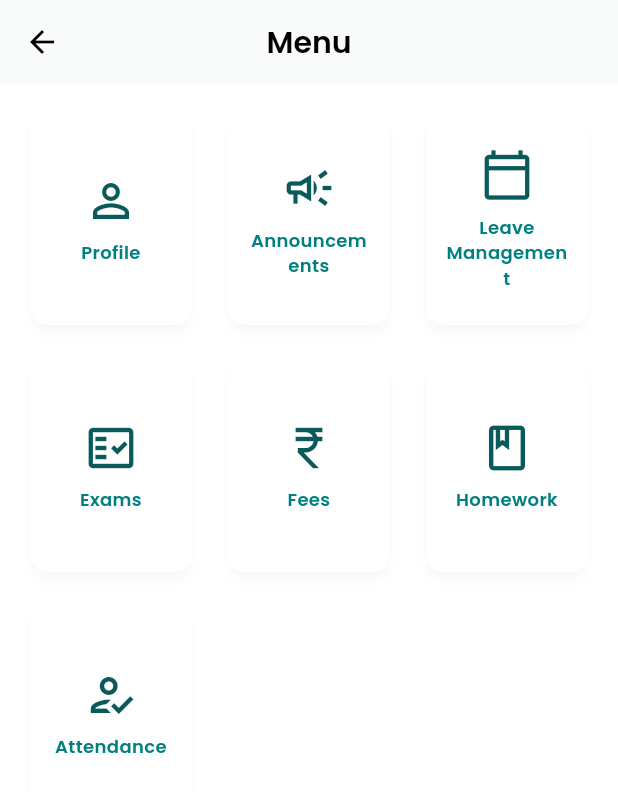
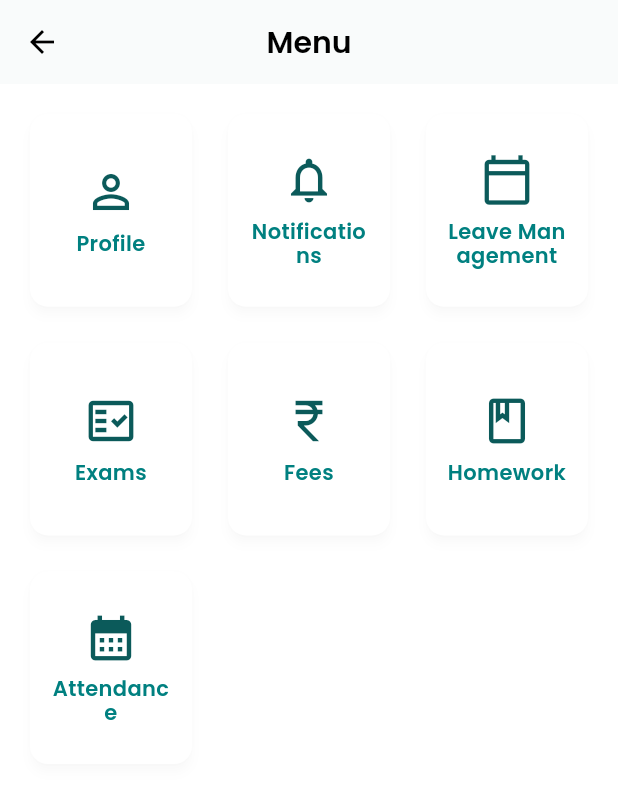
Before and after one commit to Abinesh2305/parent-app-web-app, a Flutter app: the MenuScreen screen opened directly with empty values, on a phone screen of 412 x 824 dp. Shown: the top 792 px of the screen. Run offline on Flutter 3.47's test engine with Material 3 defaults, Android fonts, the phone set to English and light mode, and no system bars; drawn by our look-alikes of auto_size_text; our stand-ins replace audio_video_progress_bar, audioplayers, chewie, dio, firebase_core, firebase_messaging and 15 more; missing offline and left inert: in_app_update, record; accounts and stored records are empty.

Commit message:
menu layout redesign

```diff
--- a/lib/screens/menu_screen.dart
+++ b/lib/screens/menu_screen.dart
@@ -5,6 +5,7 @@ import '../main.dart' show MainNavigationScreen;
 import '../screens/exam_screen.dart';
 import '../screens/leave_screen.dart';
 import '../screens/profile_screen.dart';
+import 'package:auto_size_text/auto_size_text.dart';
 
 class MenuScreen extends StatelessWidget {
   final VoidCallback onLogout;
@@ -18,14 +19,14 @@ class MenuScreen extends StatelessWidget {
 
     final List<Map<String, dynamic>> menuItems = [
       {'icon': Icons.person_outline, 'label': t.profile},
-      {'icon': Icons.campaign_outlined, 'label': t.announcements},
+      {'icon': Icons.notifications_none, 'label': t.notifications},
       {'icon': Icons.calendar_today_outlined, 'label': t.leaveManagement},
       {'icon': Icons.fact_check_outlined, 'label': t.exams},
       {'icon': Icons.currency_rupee, 'label': t.fees},
       {'icon': Icons.book_outlined, 'label': t.homework},
-      {'icon': Icons.how_to_reg_outlined, 'label': t.attendance},
+      {'icon': Icons.calendar_month, 'label': t.attendance},
     ];
-
+    final isTamil = Localizations.localeOf(context).languageCode == 'ta';
     return Scaffold(
       appBar: AppBar(
         title: Text(t.menuTitle),
@@ -33,11 +34,11 @@ class MenuScreen extends StatelessWidget {
       body: Padding(
         padding: const EdgeInsets.all(16),
         child: GridView.builder(
-          gridDelegate: const SliverGridDelegateWithFixedCrossAxisCount(
+          gridDelegate: SliverGridDelegateWithFixedCrossAxisCount(
             crossAxisCount: 3,
             crossAxisSpacing: 16,
             mainAxisSpacing: 16,
-            childAspectRatio: 0.78,
+            childAspectRatio: isTamil ? 0.63 : 0.85,
           ),
           itemCount: menuItems.length,
           itemBuilder: (context, index) {
@@ -47,6 +48,7 @@ class MenuScreen extends StatelessWidget {
               icon: item['icon'],
               label: item['label'],
               colorScheme: cs,
+              isTamil: isTamil,
               onTap: () {
                 switch (item['label']) {
                   case var label when label == t.profile:
@@ -142,10 +144,14 @@ class MenuScreen extends StatelessWidget {
     required IconData icon,
     required String label,
     required ColorScheme colorScheme,
+    required bool isTamil,
     required VoidCallback onTap,
   }) {
     return Card(
       elevation: 3,
+      shape: RoundedRectangleBorder(
+        borderRadius: BorderRadius.circular(12),
+      ),
       child: InkWell(
         onTap: onTap,
         borderRadius: BorderRadius.circular(12),
@@ -156,15 +162,22 @@ class MenuScreen extends StatelessWidget {
             children: [
               Icon(icon, size: 36, color: colorScheme.primary),
               const SizedBox(height: 8),
+
+              // Auto-size text to avoid clipping
               SizedBox(
                 width: double.infinity,
-                child: Text(
+                child: AutoSizeText(
                   label,
                   textAlign: TextAlign.center,
+                  maxLines: 2,
+                  minFontSize: isTamil ? 9 : 11,
+                  maxFontSize: isTamil ? 12 : 14,
+                  wrapWords: false,
+                  stepGranularity: 1,
                   style: TextStyle(
-                    fontSize: 12,
                     fontWeight: FontWeight.w600,
                     color: colorScheme.onSurface,
+                    height: 1.15,
                   ),
                 ),
               ),
--- a/pubspec.yaml
+++ b/pubspec.yaml
@@ -41,6 +41,7 @@ dependencies:
   visibility_detector: ^0.4.0+2
   in_app_update: ^4.2.5
   flutter_launcher_icons: ^0.14.4
+  auto_size_text: ^3.0.0
 
 
   # For translation (English ↔ Tamil)
```
Also changed, not shown: pubspec.lock.
